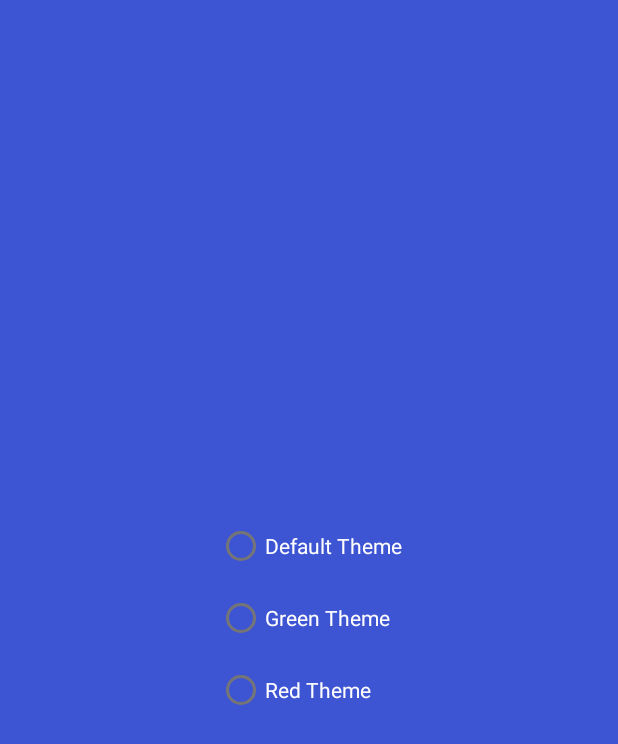
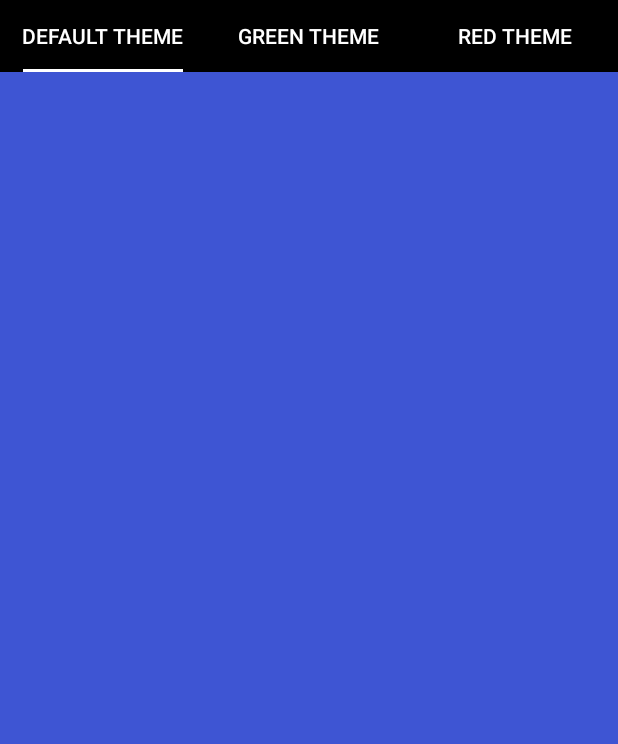
Before and after one commit to wowus94/PictureOfTheDayMy, an Android app: the screen it shows after launch (MainActivity), after a tap on "settings", on a phone screen of 412 x 824 dp. Shown: the top 744 px of the screen. Run offline under Robolectric (Android 15) with nearby library versions, the phone set to English and light mode, and no system bars; pictures from the network do not load; Roboto replaces fonts that are not available here.

Commit message:
ДЗ 2 * Пытаюсь реализовать переключение тем через TabLayout

```diff
--- a/app/src/main/java/com/example/pictureofthedaymy/MainActivity.kt
+++ b/app/src/main/java/com/example/pictureofthedaymy/MainActivity.kt
@@ -18,13 +18,13 @@ class MainActivity : AppCompatActivity() {
     private lateinit var binding: ActivityMainBinding
 
     override fun onCreate(savedInstanceState: Bundle?) {
-       // WindowCompat.setDecorFitsSystemWindows(window, false)
+        WindowCompat.setDecorFitsSystemWindows(window, false)
         super.onCreate(savedInstanceState)
 
         setTheme(getRealStyle(getCurrentTheme()))
 
         binding = ActivityMainBinding.inflate(layoutInflater)
-        setContentView(R.layout.activity_main)
+        setContentView(binding.root)
 
         if (savedInstanceState == null) {
             supportFragmentManager.beginTransaction()
--- a/app/src/main/java/com/example/pictureofthedaymy/view/settings/SettingsFragment.kt
+++ b/app/src/main/java/com/example/pictureofthedaymy/view/settings/SettingsFragment.kt
@@ -1,25 +1,18 @@
 package com.example.pictureofthedaymy.view.settings
 
-import android.content.Context
 import android.os.Bundle
 import android.view.LayoutInflater
 import android.view.View
 import android.view.ViewGroup
+import android.widget.Toast
 import androidx.fragment.app.Fragment
 import androidx.lifecycle.ViewModelProvider
-import com.example.pictureofthedaymy.*
 import com.example.pictureofthedaymy.databinding.FragmentSettingsBinding
 import com.example.pictureofthedaymy.viewmodel.PictureOfTheDayViewModel
+import com.google.android.material.tabs.TabLayout
 
 
-class SettingsFragment : Fragment(), View.OnClickListener {
-
-    private lateinit var parentActivity: MainActivity
-    override fun onAttach(context: Context) {
-        super.onAttach(context)
-        parentActivity =
-            requireActivity() as MainActivity
-    }
+class SettingsFragment : Fragment() {
 
     private var _binding: FragmentSettingsBinding? = null
     private val binding get() = _binding!!
@@ -32,37 +25,27 @@ class SettingsFragment : Fragment(), View.OnClickListener {
         return binding.root
     }
 
+    private val viewModel: PictureOfTheDayViewModel by lazy {
+        ViewModelProvider(this).get(PictureOfTheDayViewModel::class.java)
+    }
+
 
     override fun onViewCreated(view: View, savedInstanceState: Bundle?) {
         super.onViewCreated(view, savedInstanceState)
 
+        binding.tabLayout.addOnTabSelectedListener(object : TabLayout.OnTabSelectedListener{
+            override fun onTabSelected(tab: TabLayout.Tab?) {
 
-        binding.btnDefaultTheme.setOnClickListener(this)
-        binding.btnGreenTheme.setOnClickListener(this)
-        binding.btnRedTheme.setOnClickListener(this)
+            }
 
-        when (parentActivity.getCurrentTheme()) {
-            1 -> binding.radioGroup.check(R.id.btnDefaultTheme)
-            2 -> binding.radioGroup.check(R.id.btnGreenTheme)
-            3 -> binding.radioGroup.check(R.id.btnRedTheme)
-        }
-    }
+            override fun onTabUnselected(tab: TabLayout.Tab?) {
+                TODO("Not yet implemented")
+            }
 
-    override fun onClick(v: View) {
-        when (v.id) {
-            R.id.btnDefaultTheme -> {
-                parentActivity.setCurrentTheme(ThemeDefault)
-                parentActivity.recreate()
+            override fun onTabReselected(tab: TabLayout.Tab?) {
+                TODO("Not yet implemented")
             }
-            R.id.btnGreenTheme -> {
-                parentActivity.setCurrentTheme(ThemeGreen)
-                parentActivity.recreate()
-            }
-            R.id.btnRedTheme -> {
-                parentActivity.setCurrentTheme(ThemeRed)
-                parentActivity.recreate()
-            }
-        }
+        })
     }
 
     companion object {
--- a/app/src/main/res/layout/fragment_settings.xml
+++ b/app/src/main/res/layout/fragment_settings.xml
@@ -5,36 +5,31 @@
     android:layout_height="match_parent"
     android:background="?fonColor">
 
-
-    <RadioGroup
-        android:id="@+id/radioGroup"
-        android:layout_width="wrap_content"
+    <com.google.android.material.tabs.TabLayout
+        android:id="@+id/tabLayout"
+        android:layout_width="match_parent"
         android:layout_height="wrap_content"
-        app:layout_constraintBottom_toBottomOf="parent"
+        android:background="@color/black"
         app:layout_constraintEnd_toEndOf="parent"
         app:layout_constraintStart_toStartOf="parent"
         app:layout_constraintTop_toTopOf="parent">
 
-        <RadioButton
-            android:id="@+id/btnDefaultTheme"
+        <com.google.android.material.tabs.TabItem
             android:layout_width="wrap_content"
             android:layout_height="wrap_content"
-            android:text="@string/default_theme"
-            android:textColor="?colorSecondary" />
+            android:text="@string/default_theme" />
 
-        <RadioButton
-            android:id="@+id/btnGreenTheme"
+        <com.google.android.material.tabs.TabItem
             android:layout_width="wrap_content"
             android:layout_height="wrap_content"
-            android:text="@string/green_theme"
-            android:textColor="?colorSecondary" />
+            android:text="@string/green_theme" />
 
-        <RadioButton
-            android:id="@+id/btnRedTheme"
+        <com.google.android.material.tabs.TabItem
             android:layout_width="wrap_content"
             android:layout_height="wrap_content"
-            android:text="@string/red_theme"
-            android:textColor="?colorSecondary" />
-    </RadioGroup>
+            android:text="@string/red_theme" />
+
+    </com.google.android.material.tabs.TabLayout>
+
 
 </androidx.constraintlayout.widget.ConstraintLayout>
```
